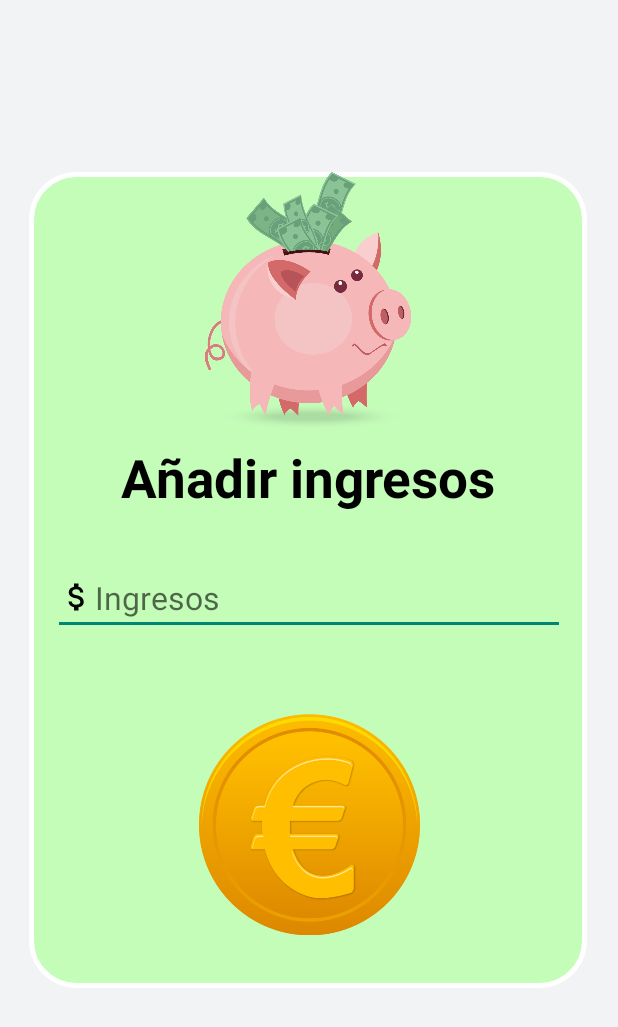
After one commit to Daebore/SaveDuck, an Android app: the Add_money_activity screen opened directly, with no data from a screen before it, on a phone screen of 412 x 824 dp. The commit adds this screen. Shown: the top 1027 px of the screen. Run offline under Robolectric (Android 15) with nearby library versions, the phone set to English and light mode, and no system bars; our stand-ins replace data binding.

Commit message:
activity de añadir ganancias creado

```diff
--- a/app/src/main/AndroidManifest.xml
+++ b/app/src/main/AndroidManifest.xml
@@ -12,13 +12,16 @@
         android:theme="@style/Theme.AppCompat.Light.NoActionBar"
         tools:targetApi="31">
         <activity
+            android:name=".Add_money_activity"
+            android:exported="false" />
+        <activity
             android:name=".MainActivity"
             android:exported="false"
             android:screenOrientation="portrait" />
         <activity
             android:name=".CreateAccountActivity"
             android:exported="false"
-            android:screenOrientation="portrait"/>
+            android:screenOrientation="portrait" />
         <activity
             android:name=".WelcomeActivity"
             android:exported="true"
--- /dev/null
+++ b/app/src/main/java/com/example/saveduck/Add_money_activity.java
@@ -0,0 +1,14 @@
+package com.example.saveduck;
+
+import androidx.appcompat.app.AppCompatActivity;
+
+import android.os.Bundle;
+
+public class Add_money_activity extends AppCompatActivity {
+
+    @Override
+    protected void onCreate(Bundle savedInstanceState) {
+        super.onCreate(savedInstanceState);
+        setContentView(R.layout.activity_add_money);
+    }
+}
--- a/app/src/main/java/com/example/saveduck/MainActivity.java
+++ b/app/src/main/java/com/example/saveduck/MainActivity.java
@@ -2,6 +2,7 @@ package com.example.saveduck;
 
 import androidx.appcompat.app.AppCompatActivity;
 
+import android.content.Intent;
 import android.os.Bundle;
 
 import com.example.saveduck.databinding.ActivityMainBinding;
@@ -13,5 +14,15 @@ public class MainActivity extends AppCompatActivity {
         super.onCreate(savedInstanceState);
         ActivityMainBinding mainBinding = ActivityMainBinding.inflate(getLayoutInflater());
         setContentView(mainBinding.getRoot());
+
+        mainBinding.botonIngresos.setOnClickListener(v -> {
+            openIngresos();
+        });
+    }
+
+    // Función que abre el MainActivity
+    public void openIngresos() {
+        Intent intent = new Intent(this, Add_money_activity.class);
+        startActivity(intent);
     }
 }
--- /dev/null
+++ b/app/src/main/res/drawable/circle_custom.xml
@@ -0,0 +1,6 @@
+<?xml version="1.0" encoding="utf-8"?>
+<shape xmlns:android="http://schemas.android.com/apk/res/android" android:shape="oval">
+    <solid android:color="@color/green"></solid>
+    <stroke android:color="@color/green" android:width="1dp"></stroke>
+
+</shape>
--- /dev/null
+++ b/app/src/main/res/layout/activity_add_money.xml
@@ -0,0 +1,91 @@
+<?xml version="1.0" encoding="utf-8"?>
+<layout xmlns:android="http://schemas.android.com/apk/res/android"
+    xmlns:app="http://schemas.android.com/apk/res-auto"
+    xmlns:tools="http://schemas.android.com/tools">
+
+    <data>
+
+    </data>
+
+    <androidx.constraintlayout.widget.ConstraintLayout
+        android:layout_width="match_parent"
+        android:layout_height="match_parent"
+        android:background="@color/grey"
+        tools:context=".Add_money_activity">
+
+        <androidx.constraintlayout.widget.ConstraintLayout
+            android:id="@+id/constraintLayout5"
+            android:layout_width="372dp"
+            android:layout_height="544dp"
+            android:layout_marginTop="16dp"
+            android:background="@drawable/custom_layout"
+            app:layout_constraintBottom_toBottomOf="parent"
+            app:layout_constraintEnd_toEndOf="parent"
+            app:layout_constraintHorizontal_bias="0.487"
+            app:layout_constraintStart_toStartOf="parent"
+            app:layout_constraintTop_toTopOf="parent"
+            app:layout_constraintVertical_bias="0.374">
+
+            <ImageView
+                android:id="@+id/fotoAddPig"
+                android:layout_width="205dp"
+                android:layout_height="172dp"
+                android:src="@drawable/add_pig"
+                app:layout_constraintEnd_toEndOf="parent"
+                app:layout_constraintStart_toStartOf="parent"
+                app:layout_constraintTop_toTopOf="parent" />
+
+            <TextView
+                android:id="@+id/textoCrearCuenta2"
+                android:layout_width="wrap_content"
+                android:layout_height="wrap_content"
+                android:layout_marginTop="8dp"
+                android:fontFamily="sans-serif"
+                android:text="Añadir ingresos"
+                android:textColor="@color/black"
+                android:textSize="35sp"
+                android:textStyle="bold"
+                app:layout_constraintEnd_toEndOf="parent"
+                app:layout_constraintHorizontal_bias="0.502"
+                app:layout_constraintStart_toStartOf="parent"
+                app:layout_constraintTop_toBottomOf="@+id/fotoAddPig" />
+
+            <EditText
+                android:id="@+id/pesoAct"
+                android:layout_width="341dp"
+                android:layout_height="wrap_content"
+                android:layout_alignParentTop="true"
+                android:layout_alignParentEnd="true"
+                android:layout_marginTop="32dp"
+                android:hint="Ingresos"
+                android:inputType="numberDecimal"
+                android:textColor="@color/black"
+                android:drawableLeft="@drawable/ic_money"
+                android:textSize="21sp"
+                app:layout_constraintEnd_toEndOf="parent"
+                app:layout_constraintHorizontal_bias="0.516"
+                app:layout_constraintStart_toStartOf="parent"
+                app:layout_constraintTop_toBottomOf="@+id/textoCrearCuenta2"
+                app:srcCompat="@drawable/logosf" />
+
+            <ImageButton
+                android:id="@+id/botonIngresos"
+                android:layout_width="172dp"
+                android:layout_height="150dp"
+                android:adjustViewBounds="true"
+                android:contentDescription=" "
+                android:padding="1dp"
+                android:background="@drawable/circle_custom"
+                android:scaleType="centerInside"
+                app:layout_constraintBottom_toBottomOf="parent"
+                app:layout_constraintEnd_toEndOf="parent"
+                app:layout_constraintHorizontal_bias="0.502"
+                app:layout_constraintStart_toStartOf="parent"
+                app:layout_constraintTop_toTopOf="parent"
+                app:layout_constraintVertical_bias="0.913"
+                app:srcCompat="@drawable/coinbt" />
+
+        </androidx.constraintlayout.widget.ConstraintLayout>
+
+    </androidx.constraintlayout.widget.ConstraintLayout>
+</layout>
```
Also changed, not shown: app/src/main/res/drawable/add_pig.png (added), app/src/main/res/drawable/coinbt.png (added).
